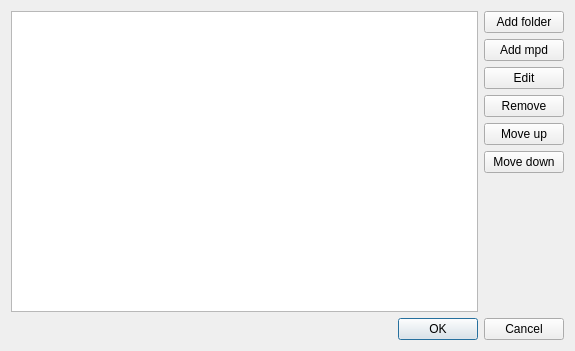
Before: the Qt Designer form app/directory_ui/directorysettings.ui in olegantonyan/mpz, drawn with Qt 5.
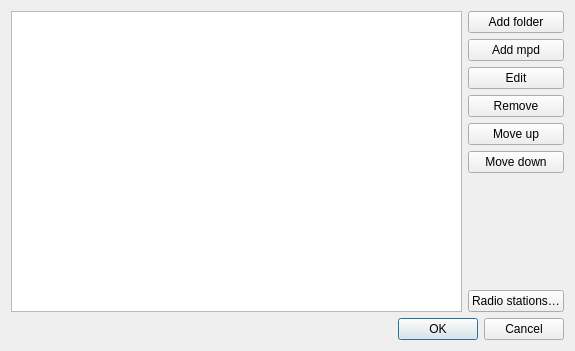
After: the same form once the commit is applied.

Commit message: Radio active (#209)

What changed in the file:
```diff
--- a/app/directory_ui/directorysettings.ui
+++ b/app/directory_ui/directorysettings.ui
@@ -76,6 +76,13 @@
          </property>
         </spacer>
        </item>
+       <item>
+        <widget class="QPushButton" name="pushButtonRadioStations">
+         <property name="text">
+          <string>Radio stations…</string>
+         </property>
+        </widget>
+       </item>
       </layout>
      </item>
     </layout>
```
The commit also changes 64 other files.
